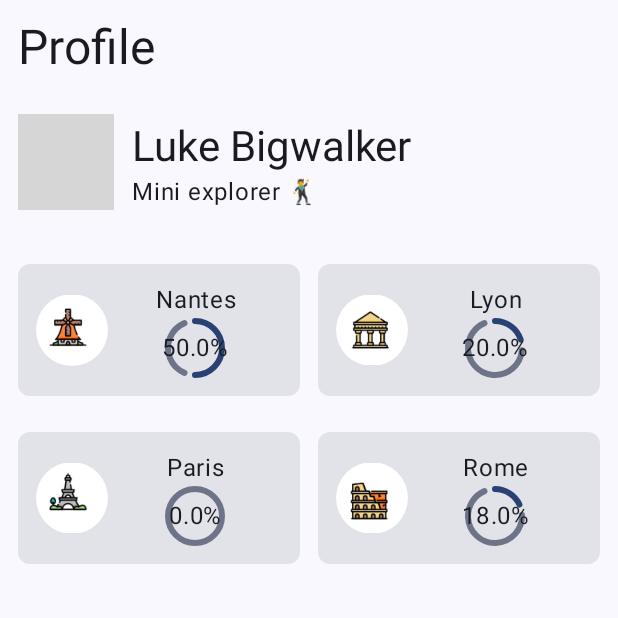
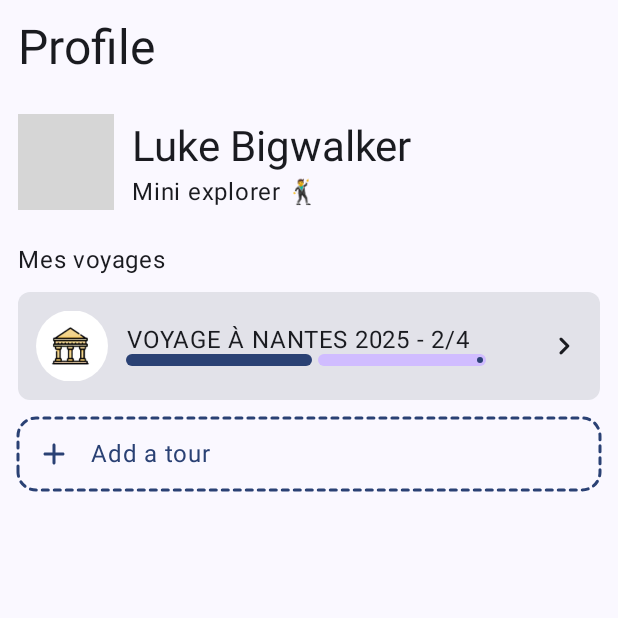
Before and after one commit to polydot2/map-tracker, an Android app built with Jetpack Compose: the composable ProfileScreen called with empty values, on a phone screen of 412 x 824 dp, the top half of it. Run offline under Robolectric (Android 15) with nearby library versions, the light colour scheme and no system bars; network calls fail; pictures from the network do not load; grey boxes are pictures that could not be loaded.

Commit message:
Rework profile screen

```diff
--- a/app/src/main/java/com/poly/herewego/MainActivity.kt
+++ b/app/src/main/java/com/poly/herewego/MainActivity.kt
@@ -123,7 +123,9 @@ class MainActivity : ComponentActivity() {
                 ) { innerPadding ->
                     val navBackStackEntry by navController.currentBackStackEntryAsState()
                     val currentDestination = navBackStackEntry?.destination
-                    NavHostRouter(navController, if (currentDestination?.hasRoute(CategoryRoute::class) == true) PaddingValues(top = 0.dp) else innerPadding)
+                    // top padding change to fullscreen on certain screen
+//                    NavHostRouter(navController, if (currentDestination?.hasRoute(CategoryRoute::class) == true) PaddingValues(top = 0.dp) else innerPadding)
+                    NavHostRouter(navController, innerPadding)
                 }
             }
         }
--- a/app/src/main/java/com/poly/herewego/ui/NavHostRouter.kt
+++ b/app/src/main/java/com/poly/herewego/ui/NavHostRouter.kt
@@ -70,7 +70,7 @@ fun NavHostRouter(navController: NavHostController, innerPadding: PaddingValues)
             SettingsScreen()
         }
         composable<ProfileRoute> {
-            ProfileScreen("profile") { category -> navController.navigate(CategoryRoute(category)) }
+            ProfileScreen("profile", { category -> navController.navigate(CategoryRoute(category)) }, { navController.navigate(DiscoverRoute("numb")) })
         }
         composable<PlacesRoute> {
             PlaceScreen("id")
--- a/app/src/main/java/com/poly/herewego/ui/category/CategoryScreen.kt
+++ b/app/src/main/java/com/poly/herewego/ui/category/CategoryScreen.kt
@@ -15,11 +15,16 @@ import androidx.compose.foundation.layout.width
 import androidx.compose.foundation.lazy.LazyColumn
 import androidx.compose.foundation.lazy.items
 import androidx.compose.foundation.shape.CircleShape
+import androidx.compose.material3.BottomSheetScaffold
+import androidx.compose.material3.Button
 import androidx.compose.material3.Card
 import androidx.compose.material3.Checkbox
+import androidx.compose.material3.ExperimentalMaterial3Api
 import androidx.compose.material3.MaterialTheme
 import androidx.compose.material3.Text
+import androidx.compose.material3.rememberBottomSheetScaffoldState
 import androidx.compose.runtime.Composable
+import androidx.compose.runtime.rememberCoroutineScope
 import androidx.compose.ui.Alignment
 import androidx.compose.ui.Modifier
 import androidx.compose.ui.draw.alpha
@@ -32,6 +37,7 @@ import androidx.compose.ui.tooling.preview.Preview
 import androidx.compose.ui.unit.dp
 import coil3.compose.AsyncImage
 import com.poly.herewego.utils.DrawableManager
+import kotlinx.coroutines.launch
 
 @Composable
 fun CategoryScreen(category: String, onOpenDetails: (place: String) -> Unit) {
@@ -52,7 +58,8 @@ fun CategoryScreen(category: String, onOpenDetails: (place: String) -> Unit) {
             Row(
                 Modifier
                     .align(Alignment.BottomStart)
-                    .padding(12.dp)) {
+                    .padding(12.dp)
+            ) {
                 Image(
                     painter = painterResource(DrawableManager.getCategoryIcon("nantes")),
                     contentDescription = "nantes icon",
@@ -65,7 +72,7 @@ fun CategoryScreen(category: String, onOpenDetails: (place: String) -> Unit) {
         }
 
         Column(Modifier.padding(12.dp)) {
-            Text("Liste des points d'interêts", style = MaterialTheme.typography.headlineSmall)
+            Text("Liste des points d'interêts")
             Box(Modifier.height(12.dp))
             LazyColumn(
                 verticalArrangement = Arrangement.spacedBy(12.dp),
@@ -73,6 +80,8 @@ fun CategoryScreen(category: String, onOpenDetails: (place: String) -> Unit) {
                 items(items = list, itemContent = { PlaceItem(it.first, it.second, onOpenDetails) })
             }
         }
+
+//        SimpleBottomSheetScaffoldSample()
     }
 }
 
@@ -91,6 +100,48 @@ fun PlaceItem(name: String, checked: Boolean, onClick: (place: String) -> Unit)
     }
 }
 
+fun onOpenSheet() {
+
+}
+//
+//@Preview
+//@OptIn(ExperimentalMaterial3Api::class)
+//@Composable
+//fun SimpleBottomSheetScaffoldSample() {
+//    val scope = rememberCoroutineScope()
+//    val scaffoldState = rememberBottomSheetScaffoldState()
+//
+//    BottomSheetScaffold(
+//        scaffoldState = scaffoldState,
+//        sheetContent = {
+//            Column(Modifier.fillMaxWidth(), horizontalAlignment = Alignment.CenterHorizontally) {
+//                Box(
+//                    Modifier
+//                        .fillMaxWidth()
+//                        .height(128.dp), contentAlignment = Alignment.Center) {
+//                    Text("Swipe up to expand sheet")
+//                }
+//                Text("Sheet content")
+//                Button(
+//                    modifier = Modifier.padding(bottom = 64.dp),
+//                    onClick = { scope.launch { scaffoldState.bottomSheetState.partialExpand() } }
+//                ) {
+//                    Text("Click to collapse sheet")
+//                }
+//            }
+//        }
+//    ) { innerPadding ->
+//        Box(
+//            modifier = Modifier
+//                .fillMaxSize()
+//                .padding(innerPadding),
+//            contentAlignment = Alignment.Center
+//        ) {
+//            Text("Scaffold Content")
+//        }
+//    }
+//}
+
 @Preview
 @Composable
 fun DefaultPreview() {
--- a/app/src/main/java/com/poly/herewego/ui/place/PlaceScreen.kt
+++ b/app/src/main/java/com/poly/herewego/ui/place/PlaceScreen.kt
@@ -42,7 +42,6 @@ fun PlaceScreen(id: String) {
 
         Box(Modifier.height(12.dp))
 
-//        Card(colors = CardColors(contentColor = Purple80, disabledContentColor = Purple80, containerColor = Purple80, disabledContainerColor = Purple80)) {
         Card() {
             Column(
                 Modifier
--- a/app/src/main/java/com/poly/herewego/ui/profile/ProfileScreen.kt
+++ b/app/src/main/java/com/poly/herewego/ui/profile/ProfileScreen.kt
@@ -1,45 +1,72 @@
 package com.poly.herewego.ui.profile
 
+import android.annotation.SuppressLint
+import android.graphics.drawable.shapes.Shape
+import androidx.compose.foundation.BorderStroke
 import androidx.compose.foundation.Image
 import androidx.compose.foundation.clickable
 import androidx.compose.foundation.layout.Arrangement
 import androidx.compose.foundation.layout.Box
 import androidx.compose.foundation.layout.Column
 import androidx.compose.foundation.layout.Row
+import androidx.compose.material3.Icon
+import androidx.compose.foundation.layout.Spacer
+import androidx.compose.foundation.layout.fillMaxHeight
 import androidx.compose.foundation.layout.fillMaxSize
 import androidx.compose.foundation.layout.fillMaxWidth
 import androidx.compose.foundation.layout.height
 import androidx.compose.foundation.layout.padding
 import androidx.compose.foundation.layout.size
 import androidx.compose.foundation.layout.width
+import androidx.compose.foundation.lazy.LazyColumn
 import androidx.compose.foundation.lazy.grid.GridCells
 import androidx.compose.foundation.lazy.grid.LazyVerticalGrid
+import androidx.compose.foundation.lazy.items
 import androidx.compose.foundation.shape.CircleShape
 import androidx.compose.foundation.shape.RoundedCornerShape
+import androidx.compose.material3.IconButton
+import androidx.compose.material.icons.Icons
+import androidx.compose.material.icons.automirrored.outlined.KeyboardArrowRight
+import androidx.compose.material.icons.automirrored.rounded.KeyboardArrowRight
+import androidx.compose.material.icons.rounded.Add
+import androidx.compose.material.icons.rounded.AddCircle
+import androidx.compose.material.icons.rounded.FavoriteBorder
 import androidx.compose.material3.Card
+import androidx.compose.material3.CardColors
 import androidx.compose.material3.CircularProgressIndicator
+import androidx.compose.material3.LinearProgressIndicator
 import androidx.compose.material3.MaterialTheme
 import androidx.compose.material3.Text
 import androidx.compose.runtime.Composable
 import androidx.compose.ui.Alignment
 import androidx.compose.ui.Modifier
 import androidx.compose.ui.draw.clip
+import androidx.compose.ui.draw.drawWithContent
+import androidx.compose.ui.graphics.Color
+import androidx.compose.ui.graphics.StrokeCap
+import androidx.compose.ui.graphics.painter.BrushPainter
 import androidx.compose.ui.res.painterResource
+import androidx.compose.ui.text.font.FontWeight
 import androidx.compose.ui.text.style.TextAlign
 import androidx.compose.ui.text.style.TextOverflow
 import androidx.compose.ui.tooling.preview.Preview
+import androidx.compose.ui.unit.Dp
 import androidx.compose.ui.unit.dp
 import coil3.compose.AsyncImage
+import com.poly.herewego.ui.category.PlaceItem
+import com.poly.herewego.ui.category.onOpenSheet
+import com.poly.herewego.ui.theme.Purple80
 import com.poly.herewego.utils.DrawableManager
+import com.poly.herewego.utils.dashedBorder
 
 @Composable
-fun ProfileScreen(name: String, onOpenCategory: (category: String) -> Unit) {
+fun ProfileScreen(name: String, onOpenCategory: (category: String) -> Unit, onAddTour: () -> Unit) {
 
     val data = listOf(
-        Triple("Nantes", 0.5, false),
-        Triple("Lyon", 0.2, false),
-        Triple("Paris", 0.0, false),
-        Triple("Rome", 0.18, false),
+        Triple("Voyage à Nantes 2025 - 2/4", 0.5, false),
+//        Triple("Lyon", 0.2, false),
+//        Triple("Paris", 0.0, false),
+//        Triple("Rome", 0.18, false),
 //        Pair("London", true),
 //        Pair("Lille", false),
     )
@@ -69,25 +96,37 @@ fun ProfileScreen(name: String, onOpenCategory: (category: String) -> Unit) {
                 Text("Mini explorer \uD83D\uDD7A")
             }
         }
+//        Box(Modifier.height(24.dp))
+//        LazyVerticalGrid(
+//            columns = GridCells.Adaptive(minSize = 128.dp),
+//            verticalArrangement = Arrangement.spacedBy(12.dp),
+//            horizontalArrangement = Arrangement.spacedBy(12.dp)
+//        ) {
+//            items(count = data.count()) { Badge(data[it].first, data[it].second, data[it].third, listener = { onOpenCategory(data[it].first) }) }
+//        }
         Box(Modifier.height(24.dp))
-        LazyVerticalGrid(
-            columns = GridCells.Adaptive(minSize = 128.dp),
-            verticalArrangement = Arrangement.spacedBy(12.dp),
-            horizontalArrangement = Arrangement.spacedBy(12.dp)
-        ) {
-            items(count = data.count()) { Badge(data[it].first, data[it].second, data[it].third, listener = { onOpenCategory(data[it].first) }) }
+        Column() {
+            Text("Mes voyages", style = MaterialTheme.typography.bodyLarge)
+            Box(Modifier.height(12.dp))
+            LazyColumn(
+                verticalArrangement = Arrangement.spacedBy(12.dp),
+            ) {
+                items(count = data.count()) { Badge(data[it].first, data[it].second, data[it].third, listener = { onOpenCategory(data[it].first) }) }
+            }
+            Box(Modifier.height(12.dp))
+            BadgeAdd(onAddTour)
         }
     }
 }
 
+@SuppressLint("DefaultLocale")
 @Composable
 fun Badge(name: String, percent: Double, check: Boolean, listener: () -> Unit) {
     Card(
         shape = RoundedCornerShape(8.dp),
         modifier = Modifier
-            .size(100.dp)
+            .fillMaxWidth()
             .clickable(onClick = listener)
-            .padding(top = 12.dp)
     ) {
         Row(modifier = Modifier.padding(12.dp), verticalAlignment = Alignment.CenterVertically) {
             Image(
@@ -97,20 +136,51 @@ fun Badge(name: String, percent: Double, check: Boolean, listener: () -> Unit) {
                     .size(48.dp)
                     .clip(CircleShape)
             )
-            Column(
-                modifier = Modifier.fillMaxSize(),
-                horizontalAlignment = Alignment.CenterHorizontally,
-                verticalArrangement = Arrangement.SpaceBetween
-            ) {
-                Text(name, maxLines = 2, overflow = TextOverflow.Ellipsis, textAlign = TextAlign.Center)
-                Box(Modifier.size(48.dp), Alignment.Center) {
-                    CircularProgressIndicator(
-                        progress = { percent.toFloat() },
-                    )
-                    Text((percent * 100).toString() + "%", maxLines = 2, overflow = TextOverflow.Ellipsis, textAlign = TextAlign.Center)
-                }
-                //            Icon(if (check) Icons.Filled.CheckCircle else Icons.Outlined.Info, contentDescription = "Check mark")
+            Box(Modifier.width(12.dp))
+            Column {
+                Text(name.uppercase(), maxLines = 2, overflow = TextOverflow.Ellipsis, textAlign = TextAlign.Center, style = MaterialTheme.typography.bodyLarge)
+                LinearProgressIndicator(progress = { percent.toFloat() }, trackColor = Purple80, modifier = Modifier.height(8.dp), strokeCap = StrokeCap.Round)
             }
+//                Box(Modifier.align(Alignment.Bottom)) {
+//                    Text(String.format("%.0f", percent * 100) + "%", maxLines = 2, overflow = TextOverflow.Ellipsis, textAlign = TextAlign.Center)
+//                }
+            Spacer(modifier = Modifier.weight(1f))
+            Icon(Icons.AutoMirrored.Rounded.KeyboardArrowRight, contentDescription = "icon")
+        }
+    }
+}
+
+@SuppressLint("DefaultLocale")
+@Composable
+fun BadgeAdd(listener: () -> Unit) {
+    Card(
+        shape = RoundedCornerShape(8.dp),
+        colors = CardColors(
+            containerColor = Color.Transparent,
+            contentColor = MaterialTheme.colorScheme.primary,
+            disabledContainerColor = Color.Transparent,
+            disabledContentColor = Color.Transparent
+        ),
+        modifier = Modifier
+            .fillMaxWidth()
+            .dashedBorder(
+                color = MaterialTheme.colorScheme.surfaceTint,
+                shape = RoundedCornerShape(12.dp)
+            )
+            .clickable(onClick = listener)
+    ) {
+        Row(modifier = Modifier.padding(12.dp), verticalAlignment = Alignment.CenterVertically) {
+            Icon(
+                Icons.Rounded.Add, contentDescription = "icon",
+                modifier = Modifier
+                    .clip(CircleShape)
+            )
+            Box(Modifier.width(12.dp))
+            Column {
+                Text("Add a tour", maxLines = 2, overflow = TextOverflow.Ellipsis, textAlign = TextAlign.Center, style = MaterialTheme.typography.bodyLarge)
+            }
+            Spacer(modifier = Modifier.weight(1f))
+//            Icon(Icons.Rounded.FavoriteBorder, contentDescription = "icon")
         }
     }
 }
@@ -118,5 +188,5 @@ fun Badge(name: String, percent: Double, check: Boolean, listener: () -> Unit) {
 @Preview
 @Composable
 fun DefaultPreview() {
-    ProfileScreen("name", {})
+    ProfileScreen("name", {}, {})
 }
--- /dev/null
+++ b/app/src/main/java/com/poly/herewego/utils/Dash.kt
@@ -0,0 +1,75 @@
+package com.poly.herewego.utils
+
+import androidx.compose.ui.Modifier
+import androidx.compose.ui.draw.drawWithContent
+import androidx.compose.ui.graphics.Brush
+import androidx.compose.ui.graphics.Color
+import androidx.compose.ui.graphics.PathEffect
+import androidx.compose.ui.graphics.Shape
+import androidx.compose.ui.graphics.SolidColor
+import androidx.compose.ui.graphics.StrokeCap
+import androidx.compose.ui.graphics.drawOutline
+import androidx.compose.ui.graphics.drawscope.Stroke
+import androidx.compose.ui.unit.Dp
+import androidx.compose.ui.unit.dp
+
+/**
+ * Adds a dashed border around a Composable component.
+ *
+ * @param color The color of the dashed border.
+ * @param shape The shape of the dashed border.
+ * @param strokeWidth The width of the dashed border stroke.
+ * @param dashLength The length of each dash in the border.
+ * @param gapLength The length of the gap between each dash.
+ * @param cap The style of the stroke caps at the ends of dashes.
+ *
+ * @return A Modifier with the dashed border applied.
+ */
+fun Modifier.dashedBorder(
+    color: Color,
+    shape: Shape,
+    strokeWidth: Dp = 2.dp,
+    dashLength: Dp = 4.dp,
+    gapLength: Dp = 4.dp,
+    cap: StrokeCap = StrokeCap.Round
+) = dashedBorder(brush = SolidColor(color), shape, strokeWidth, dashLength, gapLength, cap)
+
+/**
+ * Adds a dashed border around a Composable component.
+ *
+ * @param brush The brush of the dashed border.
+ * @param shape The shape of the dashed border.
+ * @param strokeWidth The width of the dashed border stroke.
+ * @param dashLength The length of each dash in the border.
+ * @param gapLength The length of the gap between each dash.
+ * @param cap The style of the stroke caps at the ends of dashes.
+ *
+ * @return A Modifier with the dashed border applied.
+ */
+fun Modifier.dashedBorder(
+    brush: Brush,
+    shape: Shape,
+    strokeWidth: Dp = 2.dp,
+    dashLength: Dp = 4.dp,
+    gapLength: Dp = 4.dp,
+    cap: StrokeCap = StrokeCap.Round
+) = this.drawWithContent {
+
+    val outline = shape.createOutline(size, layoutDirection, density = this)
+
+    val dashedStroke = Stroke(
+        cap = cap,
+        width = strokeWidth.toPx(),
+        pathEffect = PathEffect.dashPathEffect(
+            intervals = floatArrayOf(dashLength.toPx(), gapLength.toPx())
+        )
+    )
+
+    drawContent()
+
+    drawOutline(
+        outline = outline,
+        style = dashedStroke,
+        brush = brush
+    )
+}
--- a/app/src/main/res/values/strings.xml
+++ b/app/src/main/res/values/strings.xml
@@ -1,3 +1,3 @@
 <resources>
-    <string name="app_name">herewego</string>
+    <string name="app_name">Herewego</string>
 </resources>
```
